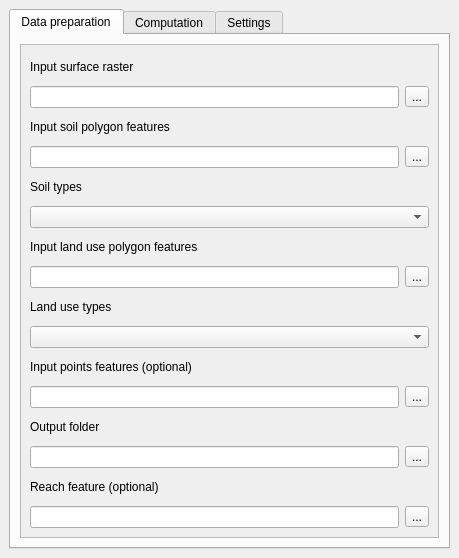
storm-fsv-cvut/smoderp2d, file bin/qgis/smoderp2d/smoderp_2D_dockwidget_base.ui: the form before one commit.
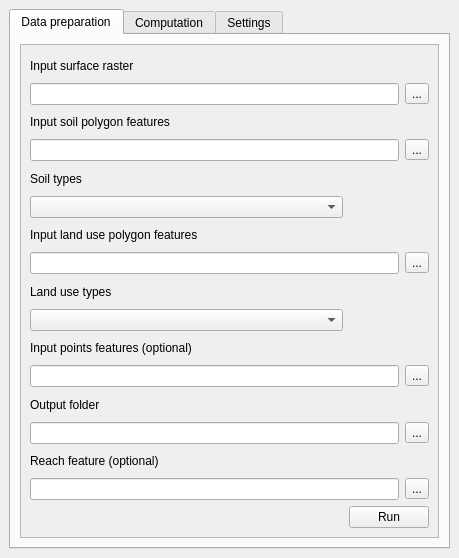
The form after the commit.

Commit message: Add Run-data-prep button.

What changed in the file:
```diff
--- a/bin/qgis/smoderp2d/smoderp_2D_dockwidget_base.ui
+++ b/bin/qgis/smoderp2d/smoderp_2D_dockwidget_base.ui
@@ -42,74 +42,15 @@
              <height>472</height>
             </rect>
            </property>
-           <layout class="QGridLayout" name="gridLayout_33">
-            <item row="10" column="0">
-             <widget class="QLabel" name="label_9">
+           <layout class="QGridLayout" name="gridLayout_8">
+            <item row="0" column="0" colspan="2">
+             <widget class="QLabel" name="label">
               <property name="text">
-               <string>Input points features (optional)</string>
+               <string>Input surface raster</string>
               </property>
              </widget>
             </item>
-            <item row="11" column="0">
-             <layout class="QGridLayout" name="gridLayout_6">
-              <item row="0" column="1">
-               <widget class="QToolButton" name="toolButton_5">
-                <property name="text">
-                 <string>...</string>
-                </property>
-               </widget>
-              </item>
-              <item row="0" column="0">
-               <widget class="QLineEdit" name="lineEdit_7"/>
-              </item>
-             </layout>
-            </item>
-            <item row="12" column="0">
-             <widget class="QLabel" name="label_10">
-              <property name="text">
-               <string>Output folder</string>
-              </property>
-             </widget>
-            </item>
-            <item row="13" column="0">
-             <layout class="QGridLayout" name="gridLayout_7">
-              <item row="0" column="0">
-               <widget class="QLineEdit" name="lineEdit_8"/>
-              </item>
-              <item row="0" column="1">
-               <widget class="QToolButton" name="toolButton_6">
-                <property name="text">
-                 <string>...</string>
-                </property>
-               </widget>
-              </item>
-             </layout>
-            </item>
-            <item row="8" column="0">
-             <widget class="QLabel" name="label_6">
-              <property name="text">
-               <string>Land use types</string>
-              </property>
-             </widget>
-            </item>
-            <item row="7" column="0">
-             <layout class="QGridLayout" name="gridLayout_5">
-              <item row="0" column="0">
-               <widget class="QLineEdit" name="lineEdit_4"/>
-              </item>
-              <item row="0" column="1">
-               <widget class="QToolButton" name="toolButton_4">
-                <property name="text">
-                 <string>...</string>
-                </property>
-               </widget>
-              </item>
-             </layout>
-            </item>
-            <item row="9" column="0">
-             <widget class="QComboBox" name="comboBox_2"/>
-            </item>
-            <item row="1" column="0">
+            <item row="1" column="0" colspan="2">
              <layout class="QGridLayout" name="gridLayout">
               <item row="0" column="1">
                <widget class="QToolButton" name="toolButton">
@@ -123,21 +64,14 @@
               </item>
              </layout>
             </item>
-            <item row="0" column="0">
-             <widget class="QLabel" name="label">
-              <property name="text">
-               <string>Input surface raster</string>
-              </property>
-             </widget>
-            </item>
-            <item row="2" column="0">
+            <item row="2" column="0" colspan="2">
              <widget class="QLabel" name="label_2">
               <property name="text">
                <string>Input soil polygon features</string>
               </property>
              </widget>
             </item>
-            <item row="3" column="0">
+            <item row="3" column="0" colspan="2">
              <layout class="QGridLayout" name="gridLayout_2">
               <item row="0" column="1">
                <widget class="QToolButton" name="toolButton_2">
@@ -158,24 +92,90 @@
               </property>
              </widget>
             </item>
-            <item row="6" column="0">
-             <widget class="QLabel" name="label_4">
-              <property name="text">
-               <string>Input land use polygon features</string>
-              </property>
-             </widget>
-            </item>
             <item row="5" column="0">
              <widget class="QComboBox" name="comboBox"/>
             </item>
-            <item row="14" column="0">
+            <item row="6" column="0" colspan="2">
+             <widget class="QLabel" name="label_4">
+              <property name="text">
+               <string>Input land use polygon features</string>
+              </property>
+             </widget>
+            </item>
+            <item row="7" column="0" colspan="2">
+             <layout class="QGridLayout" name="gridLayout_5">
+              <item row="0" column="0">
+               <widget class="QLineEdit" name="lineEdit_4"/>
+              </item>
+              <item row="0" column="1">
+               <widget class="QToolButton" name="toolButton_4">
+                <property name="text">
+                 <string>...</string>
+                </property>
+               </widget>
+              </item>
+             </layout>
+            </item>
+            <item row="8" column="0">
+             <widget class="QLabel" name="label_6">
+              <property name="text">
+               <string>Land use types</string>
+              </property>
+             </widget>
+            </item>
+            <item row="9" column="0">
+             <widget class="QComboBox" name="comboBox_2"/>
+            </item>
+            <item row="10" column="0" colspan="2">
+             <widget class="QLabel" name="label_9">
+              <property name="text">
+               <string>Input points features (optional)</string>
+              </property>
+             </widget>
+            </item>
+            <item row="11" column="0" colspan="2">
+             <layout class="QGridLayout" name="gridLayout_6">
+              <item row="0" column="1">
+               <widget class="QToolButton" name="toolButton_5">
+                <property name="text">
+                 <string>...</string>
+                </property>
+               </widget>
+              </item>
+              <item row="0" column="0">
+               <widget class="QLineEdit" name="lineEdit_7"/>
+              </item>
+             </layout>
+            </item>
+            <item row="12" column="0">
+             <widget class="QLabel" name="label_10">
+              <property name="text">
+               <string>Output folder</string>
+              </property>
+             </widget>
+            </item>
+            <item row="13" column="0" colspan="2">
+             <layout class="QGridLayout" name="gridLayout_7">
+              <item row="0" column="0">
+               <widget class="QLineEdit" name="lineEdit_8"/>
+              </item>
+              <item row="0" column="1">
+               <widget class="QToolButton" name="toolButton_6">
+                <property name="text">
+                 <string>...</string>
+                </property>
+               </widget>
+              </item>
+             </layout>
+            </item>
+            <item row="14" column="0" colspan="2">
              <widget class="QLabel" name="label_13">
               <property name="text">
                <string>Reach feature (optional)</string>
               </property>
              </widget>
             </item>
-            <item row="15" column="0">
+            <item row="15" column="0" colspan="2">
              <layout class="QGridLayout" name="gridLayout_9">
               <item row="0" column="0">
                <widget class="QLineEdit" name="lineEdit_10"/>
@@ -189,6 +189,26 @@
               </item>
              </layout>
             </item>
+            <item row="16" column="0">
+             <spacer name="horizontalSpacer">
+              <property name="orientation">
+               <enum>Qt::Horizontal</enum>
+              </property>
+              <property name="sizeHint" stdset="0">
+               <size>
+                <width>313</width>
+                <height>20</height>
+               </size>
+              </property>
+             </spacer>
+            </item>
+            <item row="16" column="1">
+             <widget class="QPushButton" name="run_dataprep">
+              <property name="text">
+               <string>Run</string>
+              </property>
+             </widget>
+            </item>
            </layout>
           </widget>
          </widget>
```
